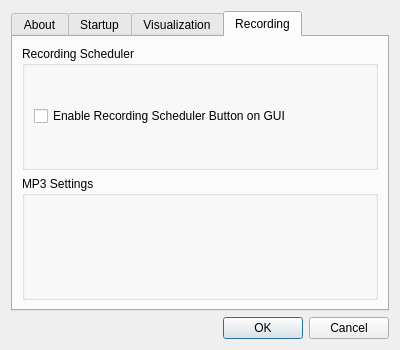
This is finny/ui/Settings.ui in RyanNerd/finny as Qt 5 draws it before an edit. The edited form follows.
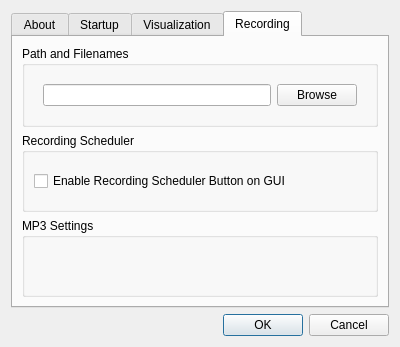
This is the edited form. Icons and pictures are not drawn.

Commit message: MP3 recordings are now station and time tagged. Path to file can be set up in the settings dialog.

Diff of the .ui file:
```diff
--- a/finny/ui/Settings.ui
+++ b/finny/ui/Settings.ui
@@ -7,7 +7,7 @@
     <x>0</x>
     <y>0</y>
     <width>400</width>
-    <height>350</height>
+    <height>347</height>
    </rect>
   </property>
   <property name="sizePolicy">
@@ -265,6 +265,31 @@
        <string>Recording</string>
       </attribute>
       <layout class="QVBoxLayout" name="verticalLayout_8">
+       <item>
+        <widget class="QGroupBox" name="groupBox_7">
+         <property name="title">
+          <string>Path and Filenames</string>
+         </property>
+         <layout class="QVBoxLayout" name="verticalLayout_10">
+          <item>
+           <widget class="QWidget" name="widget" native="true">
+            <layout class="QHBoxLayout" name="horizontalLayout_4">
+             <item>
+              <widget class="QLineEdit" name="RecordingPath"/>
+             </item>
+             <item>
+              <widget class="QPushButton" name="RecordingPathBrowse">
+               <property name="text">
+                <string>Browse</string>
+               </property>
+              </widget>
+             </item>
+            </layout>
+           </widget>
+          </item>
+         </layout>
+        </widget>
+       </item>
        <item>
         <widget class="QGroupBox" name="groupBox_5">
          <property name="title">
```
The commit also changes 7 other files.
